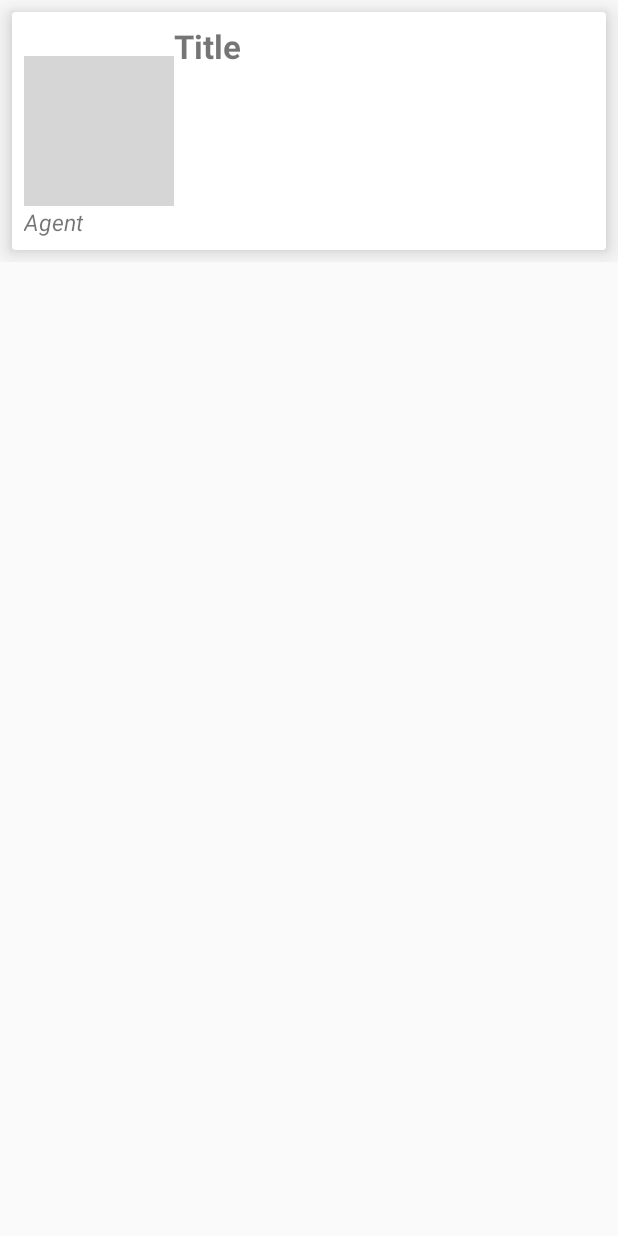
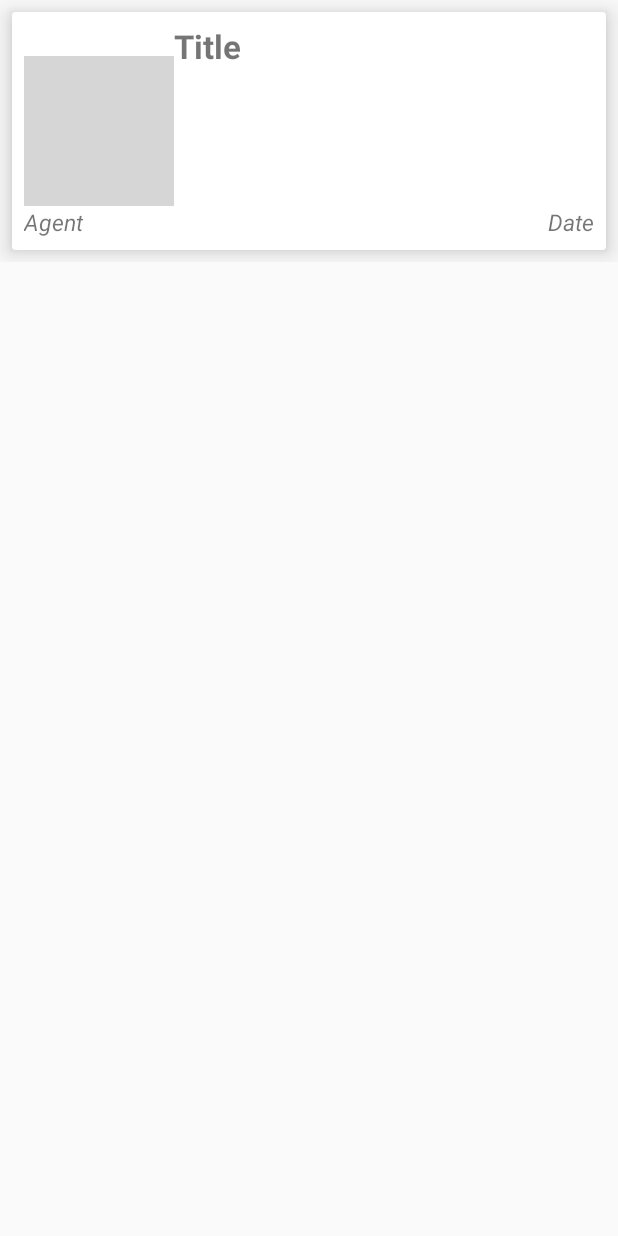
Before and after one commit to technopolis-android-2020/android_app, an Android app: the layout recycler_item.xml on its own in the app's theme, with its tools: preview values and no code run, on a phone screen of 412 x 824 dp. Run offline under Robolectric (Android 15) with nearby library versions, the phone set to English and light mode, and no system bars; grey boxes are pictures that could not be loaded.

Commit message:
Реалзовано отображение даты новости в списке новостей

```diff
--- a/app/src/main/res/layout/recycler_item.xml
+++ b/app/src/main/res/layout/recycler_item.xml
@@ -61,6 +61,16 @@
                 app:layout_constraintTop_toBottomOf="@id/rec_item_image_view"
                 app:layout_constraintLeft_toLeftOf="parent"/>
 
+            <TextView
+                android:id="@+id/publication_date"
+                android:text="Date"
+                android:layout_height="wrap_content"
+                android:layout_width="wrap_content"
+                android:textSize="15sp"
+                android:textStyle="italic"
+                app:layout_constraintRight_toRightOf="parent"
+                app:layout_constraintBottom_toBottomOf="parent"/>
+
         </androidx.constraintlayout.widget.ConstraintLayout>
     </androidx.cardview.widget.CardView>
 
--- a/app/src/main/res/values/strings.xml
+++ b/app/src/main/res/values/strings.xml
@@ -5,4 +5,5 @@
     <string name="agentLogo">AgentLogo</string>
     <string name="newsImage">NewsImage</string>
     <string name="noInternetConnection">No Internet Connection</string>
+    <string name="news_publication_date">%1$d-%2$d-%3$d</string>
 </resources>
```
Also changed, not shown: app/src/main/java/com/technopolis/adapter/NewsAdapter.java (+13 -7 lines).
